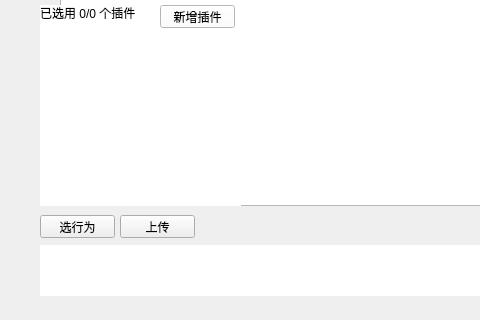
Before: the Qt Designer form pages/chat_page.ui in yuruotong1/autoMate, drawn with Qt 5; both pictures show x 0 to 480 and y 358 to 678 of the 647 by 678 pixel window.
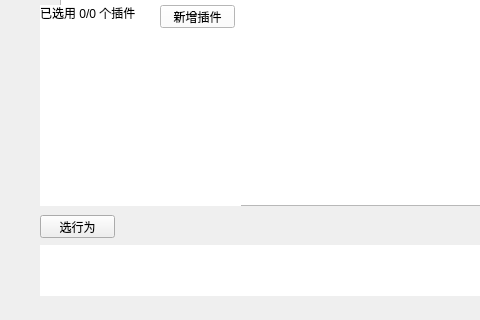
After: the same form once the commit is applied.

```diff
--- a/pages/chat_page.ui
+++ b/pages/chat_page.ui
@@ -53,19 +53,6 @@
      <string>选行为</string>
     </property>
    </widget>
-   <widget class="QPushButton" name="upload_document">
-    <property name="geometry">
-     <rect>
-      <x>120</x>
-      <y>550</y>
-      <width>75</width>
-      <height>23</height>
-     </rect>
-    </property>
-    <property name="text">
-     <string>上传</string>
-    </property>
-   </widget>
    <widget class="QWidget" name="action_widget" native="true">
     <property name="geometry">
      <rect>
```
Left out of the diff: 4 changed lines with no effect on the pictures.
